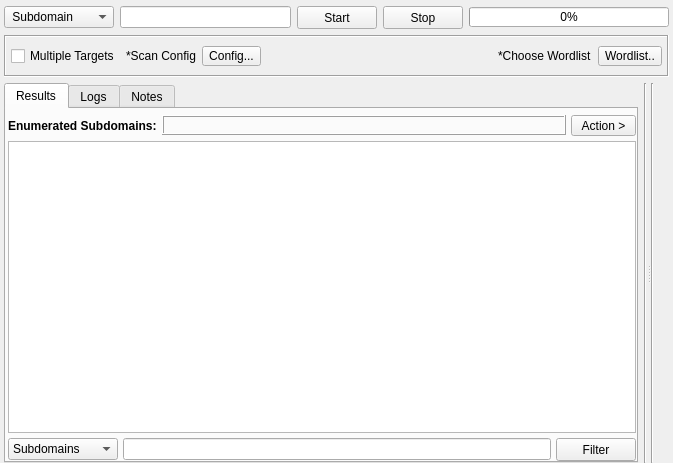
3nock/OTE, file sub3suite/src/engines/brute/Brute.ui: the form before one commit.
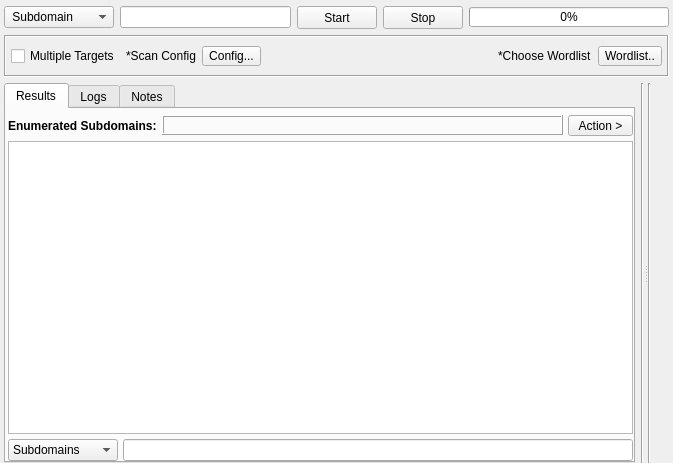
The form after the commit. Custom widgets are drawn as their Qt base class.

Patch:
```diff
--- a/sub3suite/src/engines/brute/Brute.ui
+++ b/sub3suite/src/engines/brute/Brute.ui
@@ -503,19 +503,6 @@
              <item>
               <widget class="QLineEdit" name="lineEditFilter"/>
              </item>
-             <item>
-              <widget class="QPushButton" name="buttonFilter">
-               <property name="minimumSize">
-                <size>
-                 <width>75</width>
-                 <height>23</height>
-                </size>
-               </property>
-               <property name="text">
-                <string>Filter</string>
-               </property>
-              </widget>
-             </item>
             </layout>
            </item>
           </layout>
```
